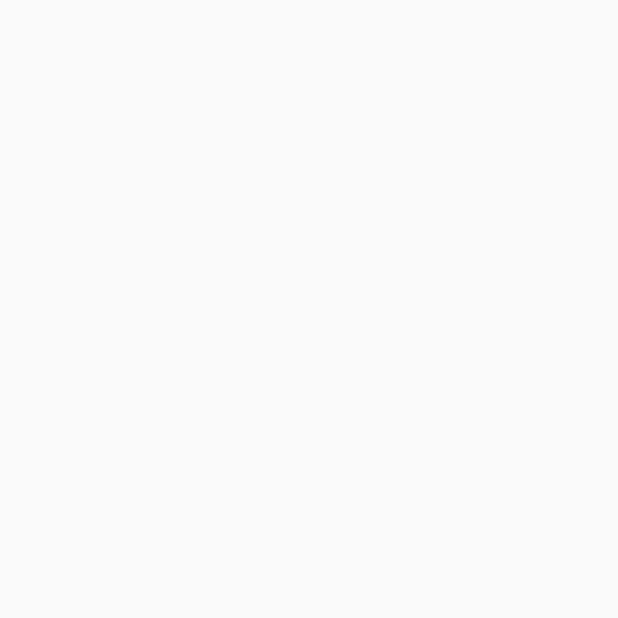
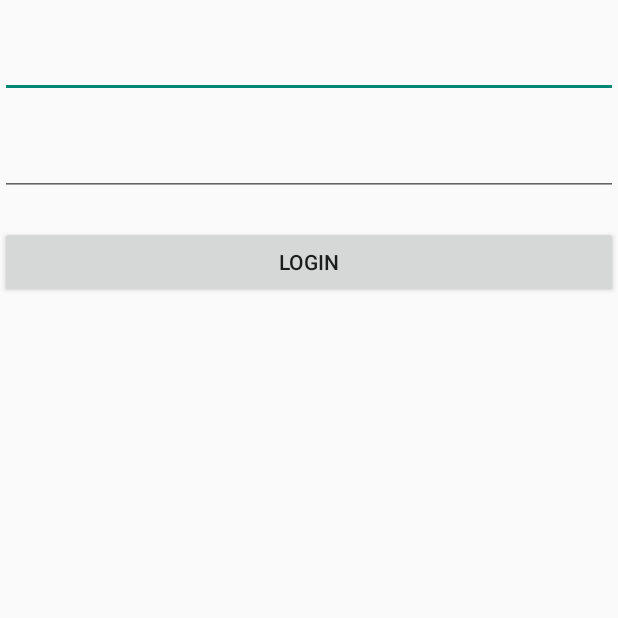
Before and after one commit to YasserGomma/Rosheta, an Android app: the screen it shows after launch (MainActivity), on a phone screen of 412 x 824 dp, the top half of it. Before the commit the part shown is empty. Run offline under Robolectric (Android 15) with nearby library versions, the phone set to English and light mode, and no system bars.

Commit message:
Initial Commit

```diff
--- /dev/null
+++ b/app/src/main/java/com/example/rosheta/EndPoints.java
@@ -0,0 +1,18 @@
+package com.example.rosheta;
+
+import java.util.ArrayList;
+
+import okhttp3.RequestBody;
+import retrofit2.Call;
+import retrofit2.http.Field;
+import retrofit2.http.FormUrlEncoded;
+import retrofit2.http.POST;
+
+public interface EndPoints {
+
+    @FormUrlEncoded
+    @POST("/api/login")
+    Call<User> login(@Field("email") String email, @Field("password") String password);
+
+
+}
--- a/app/src/main/java/com/example/rosheta/MainActivity.java
+++ b/app/src/main/java/com/example/rosheta/MainActivity.java
@@ -3,6 +3,14 @@ package com.example.rosheta;
 import androidx.appcompat.app.AppCompatActivity;
 
 import android.os.Bundle;
+import android.util.Log;
+import android.view.View;
+import android.widget.Button;
+import android.widget.EditText;
+
+import retrofit2.Call;
+import retrofit2.Callback;
+import retrofit2.Response;
 
 public class MainActivity extends AppCompatActivity {
 
@@ -10,5 +18,34 @@ public class MainActivity extends AppCompatActivity {
     protected void onCreate(Bundle savedInstanceState) {
         super.onCreate(savedInstanceState);
         setContentView(R.layout.activity_main);
+        EndPoints Api = RetrofitCreation.getInstance();
+
+        EditText email,password;
+        email=findViewById(R.id.mail);
+        password=findViewById(R.id.pass);
+
+
+        Button btn=findViewById(R.id.login);
+        btn.setOnClickListener(new View.OnClickListener() {
+            @Override
+            public void onClick(View view) {
+                Call<User> call = Api.login(email.getText().toString(),password.getText().toString());
+                call.enqueue(new Callback<User>() {
+                    @Override
+                    public void onResponse(Call<User> call, Response<User> response) {
+                        Log.e("res", response.body().name );
+                    }
+
+                    @Override
+                    public void onFailure(Call<User> call, Throwable t) {
+
+                    }
+                });
+            }
+        });
+
+
+
+
     }
 }
--- /dev/null
+++ b/app/src/main/java/com/example/rosheta/RetrofitCreation.java
@@ -0,0 +1,21 @@
+package com.example.rosheta;
+
+import retrofit2.Retrofit;
+import retrofit2.converter.gson.GsonConverterFactory;
+
+public class RetrofitCreation {
+    private static final Retrofit retrofit = new Retrofit.Builder()
+            .baseUrl("http://roshta.systems/api/")
+            .addConverterFactory(GsonConverterFactory.create())
+            .build();
+
+    private static EndPoints Api = null;
+
+    private RetrofitCreation() {
+    }
+
+    public static EndPoints getInstance() {
+        return (Api == null) ? Api = retrofit.create(EndPoints.class) : Api;
+    }
+
+}
--- a/app/src/main/res/layout/activity_main.xml
+++ b/app/src/main/res/layout/activity_main.xml
@@ -1,9 +1,31 @@
 <?xml version="1.0" encoding="utf-8"?>
-<androidx.constraintlayout.widget.ConstraintLayout xmlns:android="http://schemas.android.com/apk/res/android"
+<RelativeLayout xmlns:android="http://schemas.android.com/apk/res/android"
     xmlns:app="http://schemas.android.com/apk/res-auto"
     xmlns:tools="http://schemas.android.com/tools"
     android:layout_width="match_parent"
     android:layout_height="match_parent"
     tools:context=".MainActivity">
 
-</androidx.constraintlayout.widget.ConstraintLayout>
+    <EditText
+        android:layout_marginTop="20dp"
+        android:id="@+id/mail"
+        android:layout_width="match_parent"
+        android:layout_height="wrap_content"
+        />
+    <EditText
+        android:layout_marginTop="20dp"
+        android:layout_below="@id/mail"
+        android:id="@+id/pass"
+        android:layout_width="match_parent"
+        android:layout_height="wrap_content"
+        />
+    <Button
+        android:id="@+id/login"
+        android:layout_width="match_parent"
+        android:layout_height="wrap_content"
+        android:text="login"
+        android:layout_below="@id/pass"
+        android:layout_marginTop="20dp"
+        />
+
+</RelativeLayout>
--- /dev/null
+++ b/app/src/main/res/values-land/dimens.xml
@@ -0,0 +1,3 @@
+<resources>
+ <dimen name="activity_horizontal_margin">48dp</dimen>
+</resources>
--- /dev/null
+++ b/app/src/main/res/values-w1240dp/dimens.xml
@@ -0,0 +1,3 @@
+<resources>
+ <dimen name="activity_horizontal_margin">200dp</dimen>
+</resources>
--- /dev/null
+++ b/app/src/main/res/values-w600dp/dimens.xml
@@ -0,0 +1,3 @@
+<resources>
+ <dimen name="activity_horizontal_margin">48dp</dimen>
+</resources>
--- /dev/null
+++ b/app/src/main/res/values/dimens.xml
@@ -0,0 +1,5 @@
+<resources>
+    <!-- Default screen margins, per the Android Design guidelines. -->
+ <dimen name="activity_horizontal_margin">16dp</dimen>
+ <dimen name="activity_vertical_margin">16dp</dimen>
+</resources>
--- a/gradle.properties
+++ b/gradle.properties
@@ -19,3 +19,4 @@ android.useAndroidX=true
 # resources declared in the library itself and none from the library's dependencies,
 # thereby reducing the size of the R class for that library
 android.nonTransitiveRClass=true
+android.enableJetifier=true
--- a/settings.gradle
+++ b/settings.gradle
@@ -5,11 +5,15 @@ pluginManagement {
         mavenCentral()
     }
 }
+import org.gradle.api.initialization.resolve.RepositoriesMode
+
 dependencyResolutionManagement {
-    repositoriesMode.set(RepositoriesMode.FAIL_ON_PROJECT_REPOS)
+    repositoriesMode.set(RepositoriesMode.PREFER_SETTINGS)
     repositories {
         google()
         mavenCentral()
+        jcenter() // Warning: this repository is going to shut down soon
+        maven { url 'https://jitpack.io' }
     }
 }
 rootProject.name = "Rosheta"
```
Also changed, not shown: app/build.gradle (+42 -3 lines), app/src/main/AndroidManifest.xml (+7 -4 lines), app/src/main/java/com/example/rosheta/User.java (added, +12 -0 lines), app/src/main/res/values/strings.xml (+9 -0 lines), build.gradle (+29 -4 lines).
